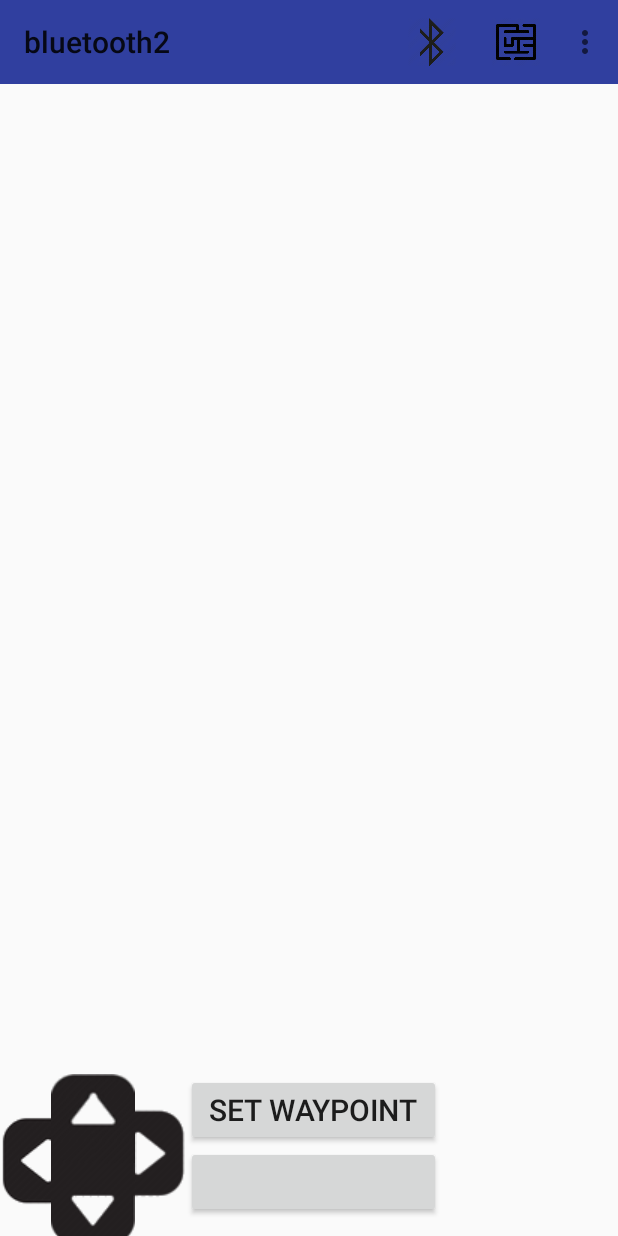
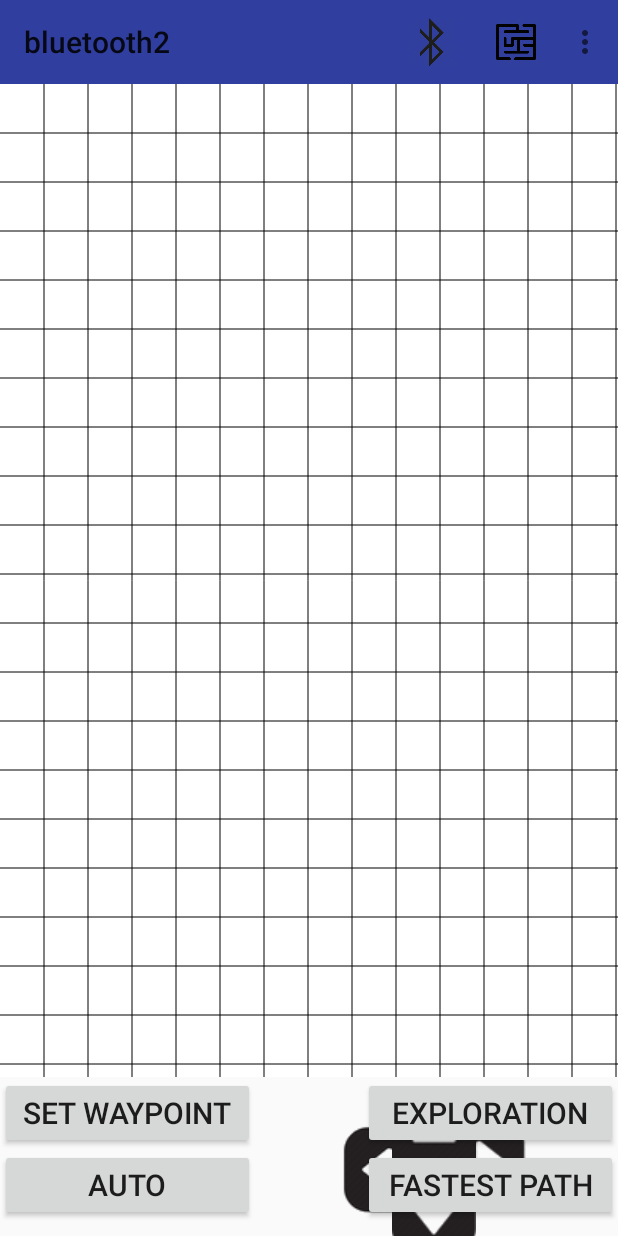
Before and after one commit to xmkan/group23, an Android app: the MazeActivity screen opened directly, with no data from a screen before it, on a phone screen of 412 x 824 dp. Run offline under Robolectric (Android 15) with nearby library versions, the phone set to English and light mode, and no system bars.

Commit message:
grid view and other ui elements for C4 & C7

```diff
--- a/bluetooth2/app/src/main/AndroidManifest.xml
+++ b/bluetooth2/app/src/main/AndroidManifest.xml
@@ -15,7 +15,7 @@
         android:roundIcon="@mipmap/ic_launcher_round"
         android:supportsRtl="true"
         android:theme="@style/Theme.AppCompat.Light.NoActionBar">
-        <activity android:name=".MainActivity">
+        <activity android:name=".Bluetooth">
             <intent-filter>
                 <action android:name="android.intent.action.MAIN" />
 
--- a/bluetooth2/app/src/main/java/com/example/xuemin/bluetooth2/MazeActivity.java
+++ b/bluetooth2/app/src/main/java/com/example/xuemin/bluetooth2/MazeActivity.java
@@ -1,26 +1,45 @@
 package com.example.xuemin.bluetooth2;
 
+import android.bluetooth.BluetoothAdapter;
 import android.bluetooth.BluetoothDevice;
 import android.content.BroadcastReceiver;
 import android.content.Context;
 import android.content.Intent;
 import android.content.IntentFilter;
+import android.support.annotation.Nullable;
 import android.support.v4.content.LocalBroadcastManager;
 import android.support.v7.app.AppCompatActivity;
 import android.os.Bundle;
+import android.util.Log;
+import android.view.LayoutInflater;
 import android.view.Menu;
 import android.view.MenuItem;
 import android.view.View;
+import android.view.ViewGroup;
+import android.view.ViewTreeObserver;
+import android.widget.Button;
 import android.widget.ImageButton;
+import android.widget.LinearLayout;
 import android.widget.TextView;
 import android.widget.Toast;
+import com.example.xuemin.bluetooth2.PixelGridView;
 
 import java.nio.charset.Charset;
 import java.util.UUID;
 
 public class MazeActivity extends AppCompatActivity {
+    private static final String TAG = "MazeActivity";
+    BluetoothConnectionService bluetoothConnectionService;
     android.support.v7.widget.Toolbar toolbar;
     ImageButton upButton;
+    PixelGridView pixelGridView;
+    LinearLayout maze;
+    Button automanualBtn;
+    Button updateBtn;
+    BluetoothAdapter mBluetoothAdapter;
+    public static TextView x_coor;
+    public static TextView y_coor;
+
 
 
     private static final UUID MY_UUID_INSECURE = UUID.fromString("00001101-0000-1000-8000-00805F9B34FB");
@@ -34,6 +53,9 @@ public class MazeActivity extends AppCompatActivity {
         super.onCreate(savedInstanceState);
         setContentView(R.layout.activity_maze);
 
+        //initializing bluetooth adapter
+        mBluetoothAdapter = BluetoothAdapter.getDefaultAdapter();
+
         toolbar = (android.support.v7.widget.Toolbar) findViewById(R.id.toolbar);
         //over write the tool bar title
         // toolbar.setTitle("Robot 23");
@@ -41,7 +63,15 @@ public class MazeActivity extends AppCompatActivity {
 
         upButton = (ImageButton) findViewById(R.id.upBtn);
 
+        automanualBtn = (Button) findViewById(R.id.automanualBtn);
+        updateBtn = (Button) findViewById(R.id.updateBtn);
+
         statusreceiveTV = (TextView) findViewById(R.id.statusreceiveTV);
+        x_coor = (TextView) findViewById(R.id.x_coor);
+        y_coor = (TextView) findViewById(R.id.y_coor);
+
+        maze = (LinearLayout) findViewById(R.id.maze);
+        maze.getViewTreeObserver().addOnGlobalLayoutListener(new MyGlobalListenerClass());
 
         LocalBroadcastManager.getInstance(this).registerReceiver(mReceiver, new IntentFilter("incomingMessage"));
 
@@ -52,6 +82,7 @@ public class MazeActivity extends AppCompatActivity {
         filter2.addAction(BluetoothDevice.ACTION_ACL_DISCONNECT_REQUESTED);
         filter2.addAction(BluetoothDevice.ACTION_ACL_DISCONNECTED);
         this.registerReceiver(mBroadcastReceiver5, filter2);
+
     }
 
     //for importing the menu into the main page
@@ -66,13 +97,69 @@ public class MazeActivity extends AppCompatActivity {
         String msg = " ";
         switch (item.getItemId()) {
             case R.id.bluetooth:
-                Intent intent = new Intent(this, MainActivity.class);
+                Intent intent = new Intent(this, Bluetooth.class);
                 startActivity(intent);
                 break;
             case R.id.map:
                 break;
         }
         return super.onOptionsItemSelected(item);
+    }
+
+    public void explore(View view) {
+        String left = "beginExplore";
+        byte[] bytes = left.getBytes(Charset.defaultCharset());
+        Bluetooth.mBluetoothConnection.write(bytes);
+    }
+
+    public void fastest(View view) {
+        String left = "beginFastest";
+        byte[] bytes = left.getBytes(Charset.defaultCharset());
+        Bluetooth.mBluetoothConnection.write(bytes);
+    }
+
+    public void toggleAutoManual(View view) {
+        String text = automanualBtn.getText().toString();
+        if(text.equals("AUTO")){
+            automanualBtn.setText("MANUAL");
+            updateBtn.setEnabled(true);
+        }
+        else{
+            automanualBtn.setText("AUTO");
+            updateBtn.setEnabled(false);
+        }
+    }
+
+    public void setWayPoint(View view) {
+        if(Bluetooth.mBTDevice!=null){
+            if(Bluetooth.mBTDevice.getBondState() == BluetoothDevice.BOND_BONDED){
+                String waypoint = "WAYPOINT(" + x_coor.getText() + "," + y_coor.getText() + ")";
+                byte[] bytes = waypoint.getBytes(Charset.defaultCharset());
+                Bluetooth.mBluetoothConnection.write(bytes);
+            }
+            else{
+                Toast.makeText(this, "Please connect to a device", Toast.LENGTH_SHORT).show();
+            }
+        }
+        else{
+            Toast.makeText(this, "Please connect to a device", Toast.LENGTH_SHORT).show();
+        }
+
+    }
+
+    class MyGlobalListenerClass implements ViewTreeObserver.OnGlobalLayoutListener{
+        public void onGlobalLayout(){
+            pixelGridView=(PixelGridView)findViewById(R.id.pixelGridView);
+            pixelGridView.setTotalWidth(pixelGridView.getWidth());
+            pixelGridView.setTotalHeight(pixelGridView.getHeight());
+            pixelGridView.setNumColumns(15);
+            pixelGridView.setNumRows(20);
+        }
+    }
+
+    public static void setCoordinates(int x, int y){
+        x_coor.setText(String.valueOf(x));
+        y_coor.setText(String.valueOf(y));
     }
 
 
@@ -122,25 +209,25 @@ public class MazeActivity extends AppCompatActivity {
         public void turnLeft(View view) {
             String left = "tl";
             byte[] bytes = left.getBytes(Charset.defaultCharset());
-            MainActivity.mBluetoothConnection.write(bytes);
+            Bluetooth.mBluetoothConnection.write(bytes);
         }
 
         public void forward(View view) {
             String forward = "f";
             byte[] bytes = forward.getBytes(Charset.defaultCharset());
-            MainActivity.mBluetoothConnection.write(bytes);
+            Bluetooth.mBluetoothConnection.write(bytes);
         }
 
         public void reverse(View view) {
             String reverse = "r";
             byte[] bytes = reverse.getBytes(Charset.defaultCharset());
-            MainActivity.mBluetoothConnection.write(bytes);
+            Bluetooth.mBluetoothConnection.write(bytes);
         }
 
         public void turnRight(View view) {
             String right = "tr";
             byte[] bytes = right.getBytes(Charset.defaultCharset());
-            MainActivity.mBluetoothConnection.write(bytes);
+            Bluetooth.mBluetoothConnection.write(bytes);
         }
 
 }
--- /dev/null
+++ b/bluetooth2/app/src/main/java/com/example/xuemin/bluetooth2/PixelGridView.java
@@ -0,0 +1,125 @@
+package com.example.xuemin.bluetooth2;
+
+import android.content.Context;
+import android.graphics.Canvas;
+import android.graphics.Color;
+import android.graphics.Paint;
+import android.util.AttributeSet;
+import android.view.MotionEvent;
+import android.view.View;
+
+public class PixelGridView extends View {
+    private int numColumns, numRows;
+    private int cellWidth, cellHeight;
+    private int totalWidth, totalHeight;
+    private Paint blackPaint = new Paint();
+    private boolean[][] cellChecked;
+
+    public PixelGridView(Context context) {
+        this(context, null);
+    }
+
+    public PixelGridView(Context context, AttributeSet attrs) {
+        super(context, attrs);
+        blackPaint.setStyle(Paint.Style.FILL_AND_STROKE);
+    }
+    public void setTotalWidth(int totalWidth){
+        this.totalWidth = totalWidth;
+        calculateDimensions();
+    }
+
+    public int getTotalWidth(){
+        return totalWidth;
+    }
+
+    public void setTotalHeight(int totalHeight){
+        this.totalHeight = totalHeight;
+        calculateDimensions();
+    }
+
+    public int getTotalHeight(){
+        return totalHeight;
+    }
+
+    public void setNumColumns(int numColumns) {
+        this.numColumns = numColumns;
+        calculateDimensions();
+    }
+
+    public int getNumColumns() {
+        return numColumns;
+    }
+
+    public void setNumRows(int numRows) {
+        this.numRows = numRows;
+        calculateDimensions();
+    }
+
+    public int getNumRows() {
+        return numRows;
+    }
+
+    @Override
+    protected void onSizeChanged(int w, int h, int oldw, int oldh) {
+        super.onSizeChanged(w, h, oldw, oldh);
+        calculateDimensions();
+    }
+
+    private void calculateDimensions() {
+        if (numColumns < 1 || numRows < 1) {
+            return;
+        }
+        cellWidth = getMeasuredWidth() / numColumns;
+        cellHeight = getMeasuredHeight()/ numRows;
+
+        cellChecked = new boolean[numColumns][numRows];
+        invalidate();
+
+    }
+
+    @Override
+    protected void onDraw(Canvas canvas) {
+        canvas.drawColor(Color.WHITE);
+
+        if (numColumns == 0 || numRows == 0) {
+            return;
+        }
+
+        int width = getMeasuredWidth();
+        int height = getMeasuredHeight();
+
+        for (int i = 0; i < numColumns; i++) {
+            for (int j = 0; j < numRows; j++) {
+                if (cellChecked[i][j]) {
+
+                    canvas.drawRect(i * cellWidth, j * cellHeight,
+                            (i + 1) * cellWidth, (j + 1) * cellHeight,
+                            blackPaint);
+                }
+            }
+        }
+
+        for (int i = 1; i <= numColumns; i++) {
+            canvas.drawLine(i * cellWidth, 0, i * cellWidth, height, blackPaint);
+        }
+
+        for (int i = 1; i <= numRows; i++) {
+            canvas.drawLine(0, i * cellHeight, width, i * cellHeight, blackPaint);
+        }
+
+    }
+
+    @Override
+    public boolean onTouchEvent(MotionEvent event) {
+        if (event.getAction() == MotionEvent.ACTION_DOWN) {
+            int column = (int)(event.getX() / cellWidth);
+            int row = (int)(event.getY() / cellHeight);
+
+            cellChecked[column][row] = !cellChecked[column][row];
+            MazeActivity.setCoordinates(column,row);
+            invalidate();
+        }
+
+        return true;
+    }
+}
--- a/bluetooth2/app/src/main/res/layout/activity_maze.xml
+++ b/bluetooth2/app/src/main/res/layout/activity_maze.xml
@@ -21,9 +21,15 @@
 
         <LinearLayout
             android:id="@+id/maze"
-            android:layout_width="450dp"
-            android:layout_height="660dp"
+            android:layout_width="wrap_content"
+            android:layout_height="wrap_content"
             android:orientation="vertical">
+
+            <com.example.xuemin.bluetooth2.PixelGridView
+                android:id="@+id/pixelGridView"
+                android:layout_width="440sp"
+                android:layout_height="662sp"
+                android:visibility="visible"/>
 
         </LinearLayout>
 
@@ -46,7 +52,7 @@
                 android:layout_width="match_parent"
                 android:layout_height="wrap_content"
                 android:textColor="@android:color/black"
-                android:text=""
+                android:text="No Status"
                 android:textSize="14sp"/>
 
 
@@ -62,9 +68,10 @@
             <TextView
                 android:id="@+id/fastestreceiveTV"
                 android:layout_width="match_parent"
-                android:layout_height="14sp"
+                android:layout_height="wrap_content"
                 android:textColor="@android:color/black"
-                android:text="" />
+                android:text=""
+                android:textSize="14sp"/>
 
             <TextView
                 android:id="@+id/explorationTV"
@@ -78,9 +85,10 @@
             <TextView
                 android:id="@+id/explorationreceiveTV"
                 android:layout_width="match_parent"
-                android:layout_height="14sp"
+                android:layout_height="wrap_content"
                 android:textColor="@android:color/black"
-                android:text="" />
+                android:text=""
+                android:textSize="14sp"/>
 
             <LinearLayout
                 android:layout_width="match_parent"
@@ -130,16 +138,43 @@
         android:layout_width="match_parent"
         android:layout_height="match_parent">
 
+        <Button
+            android:id="@+id/setwaypointBtn"
+            android:layout_width="170dp"
+            android:layout_height="wrap_content"
+            android:text="SET WAYPOINT"
+            android:textSize="20dp"
+            android:onClick="setWayPoint" />
+
+        <Button
+            android:id="@+id/automanualBtn"
+            android:layout_width="170dp"
+            android:layout_height="wrap_content"
+            android:layout_below="@+id/setwaypointBtn"
+            android:text="AUTO"
+            android:textSize="20dp"
+            android:onClick="toggleAutoManual"/>
+
+        <Button
+            android:id="@+id/updateBtn"
+            android:layout_width="170dp"
+            android:layout_height="wrap_content"
+            android:layout_below="@+id/automanualBtn"
+            android:text="UPDATE"
+            android:textSize="20dp"
+            android:enabled="false"/>
 
         <ImageButton
             android:id="@+id/leftBtn"
             android:layout_width="wrap_content"
             android:layout_height="wrap_content"
+            android:layout_alignParentStart="true"
             android:layout_alignParentTop="true"
+            android:layout_marginStart="227dp"
             android:background="@android:color/transparent"
-            android:padding="0dp"
-            android:src="@drawable/left"
-            android:onClick="turnLeft"/>
+            android:onClick="turnLeft"
+            android:paddingTop="10dp"
+            android:src="@drawable/left" />
 
         <ImageButton
             android:id="@+id/upBtn"
@@ -148,9 +183,9 @@
             android:layout_alignParentTop="true"
             android:layout_toEndOf="@+id/leftBtn"
             android:background="@android:color/transparent"
-            android:padding="0dp"
-            android:src="@drawable/up"
-            android:onClick="forward"/>
+            android:onClick="forward"
+            android:paddingTop="10dp"
+            android:src="@drawable/up" />
 
         <ImageButton
             android:id="@+id/downBtn"
@@ -159,9 +194,9 @@
             android:layout_below="@+id/upBtn"
             android:layout_toEndOf="@+id/leftBtn"
             android:background="@android:color/transparent"
+            android:onClick="reverse"
             android:padding="0dp"
-            android:src="@drawable/down"
-            android:onClick="reverse"/>
+            android:src="@drawable/down" />
 
         <ImageButton
             android:id="@+id/rightBtn"
@@ -169,35 +204,29 @@
             android:layout_height="wrap_content"
             android:layout_toEndOf="@+id/downBtn"
             android:background="@android:color/transparent"
-            android:padding="0dp"
-            android:src="@drawable/right"
-            android:onClick="turnRight"/>
+            android:onClick="turnRight"
+            android:paddingTop="10dp"
+            android:src="@drawable/right" />
 
         <Button
-            android:id="@+id/setwaypointBtn"
+            android:id="@+id/explorationBtn"
             android:layout_width="170dp"
             android:layout_height="wrap_content"
-            android:layout_toEndOf="@+id/rightBtn"
+            android:layout_alignParentRight="true"
+            android:text="EXPLORATION"
             android:textSize="20dp"
-            android:text="SET WAYPOINT"/>
+            android:onClick="explore" />
 
         <Button
-        android:id="@+id/automanualBtn"
-        android:layout_width="170dp"
-        android:layout_height="wrap_content"
-        android:layout_toEndOf="@+id/rightBtn"
-        android:layout_below="@+id/setwaypointBtn"
-        android:textSize="20dp"
-        android:text=""/>
-
-        <Button
-            android:id="@+id/updateBtn"
+            android:id="@+id/fastestBtn"
             android:layout_width="170dp"
             android:layout_height="wrap_content"
-            android:layout_toEndOf="@+id/rightBtn"
-            android:layout_below="@+id/automanualBtn"
+            android:layout_alignParentRight="true"
+            android:layout_below="@+id/explorationBtn"
+            android:text="FASTEST PATH"
             android:textSize="20dp"
-            android:text="UPDATE"/>
+            android:onClick="fastest" />
+
 
     </RelativeLayout>
 
```
Also changed, not shown: bluetooth2/app/src/main/java/com/example/xuemin/bluetooth2/Bluetooth.java (renamed from bluetooth2/app/src/main/java/com/example/xuemin/bluetooth2/MainActivity.java, +32 -32 lines).
